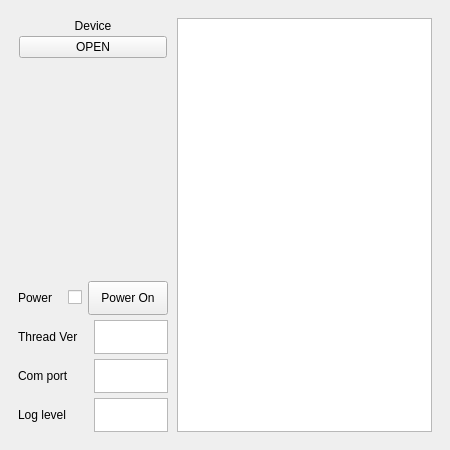
Samsung/ioter, file res/view/contactsensor.ui: the form before one commit.
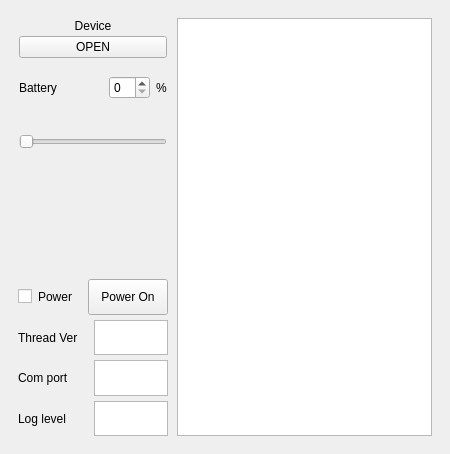
The form after the commit.

Commit message: battery status ui update

```diff
--- a/res/view/contactsensor.ui
+++ b/res/view/contactsensor.ui
@@ -7,7 +7,7 @@
     <x>0</x>
     <y>0</y>
     <width>450</width>
-    <height>450</height>
+    <height>454</height>
    </rect>
   </property>
   <property name="windowTitle">
@@ -36,7 +36,7 @@
        <number>9</number>
       </property>
       <item>
-       <layout class="QVBoxLayout" name="verticalLayout_3" stretch="2,1">
+       <layout class="QVBoxLayout" name="verticalLayout_3" stretch="2,0">
         <property name="spacing">
          <number>1</number>
         </property>
@@ -189,10 +189,68 @@
               </layout>
              </item>
              <item>
-              <layout class="QHBoxLayout" name="horizontalLayout_4">
+               <layout class="QVBoxLayout" name="verticalLayout_10" stretch="1,1">
                <property name="spacing">
                 <number>0</number>
                </property>
+                <property name="topMargin">
+                 <number>0</number>
+                </property>
+                <item>
+                 <layout class="QHBoxLayout" name="horizontalLayout_5" stretch="1,0,0">
+                  <property name="spacing">
+                   <number>6</number>
+                  </property>
+                  <item>
+                   <widget class="QLabel" name="labelDeviceBattery">
+                    <property name="sizePolicy">
+                     <sizepolicy hsizetype="Preferred" vsizetype="Preferred">
+                      <horstretch>0</horstretch>
+                      <verstretch>0</verstretch>
+                     </sizepolicy>
+                    </property>
+                    <property name="text">
+                     <string>Battery</string>
+                    </property>
+                    <property name="alignment">
+                     <set>Qt::AlignLeading|Qt::AlignLeft|Qt::AlignVCenter</set>
+                    </property>
+                   </widget>
+                  </item>
+                  <item>
+                   <widget class="QSpinBox" name="spinboxBattery"/>
+                  </item>
+                  <item>
+                   <widget class="QLabel" name="labelBatteryPercent">
+                    <property name="sizePolicy">
+                     <sizepolicy hsizetype="Preferred" vsizetype="Preferred">
+                      <horstretch>0</horstretch>
+                      <verstretch>0</verstretch>
+                     </sizepolicy>
+                    </property>
+                    <property name="text">
+                     <string>%</string>
+                    </property>
+                    <property name="alignment">
+                     <set>Qt::AlignLeading|Qt::AlignLeft|Qt::AlignVCenter</set>
+                    </property>
+                   </widget>
+                  </item>
+                 </layout>
+                </item>
+                <item>
+                 <widget class="QSlider" name="horizontalSliderBattery">
+                  <property name="sizePolicy">
+                   <sizepolicy hsizetype="Expanding" vsizetype="Preferred">
+                    <horstretch>0</horstretch>
+                    <verstretch>0</verstretch>
+                   </sizepolicy>
+                  </property>
+                  <property name="orientation">
+                   <enum>Qt::Horizontal</enum>
+                  </property>
+                 </widget>
+                </item>
               </layout>
              </item>
              <item>
@@ -226,14 +284,7 @@
             <number>1</number>
            </property>
            <item>
-            <layout class="QHBoxLayout" name="horizontalLayout_6" stretch="1,0,0">
-             <item>
-              <widget class="QLabel" name="labelPower">
-               <property name="text">
-                <string>Power</string>
-               </property>
-              </widget>
-             </item>
+             <layout class="QHBoxLayout" name="horizontalLayout_6" stretch="0,0,1">
              <item>
               <widget class="QCheckBox" name="chkbox_auto">
                <property name="toolTip">
@@ -257,6 +308,13 @@
                </property>
               </spacer>
              </item>
+              <item>
+               <widget class="QLabel" name="labelPower">
+                <property name="text">
+                 <string>Power</string>
+                </property>
+               </widget>
+              </item>
             </layout>
            </item>
            <item>
```
Lines whose indentation alone changed are shown as unchanged. The commit also changes 8 other files.
